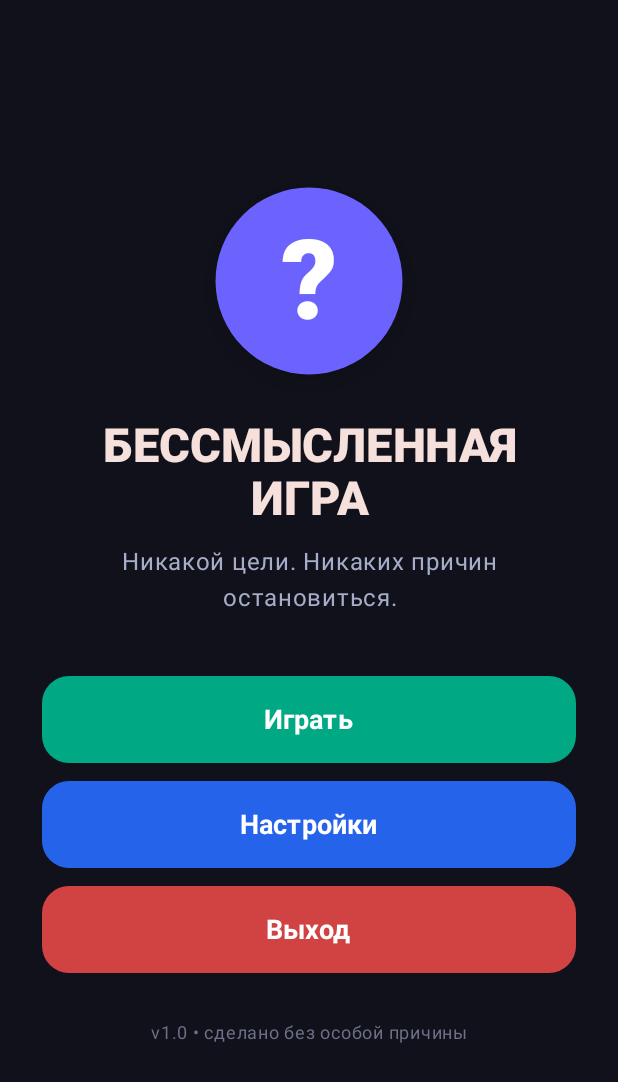
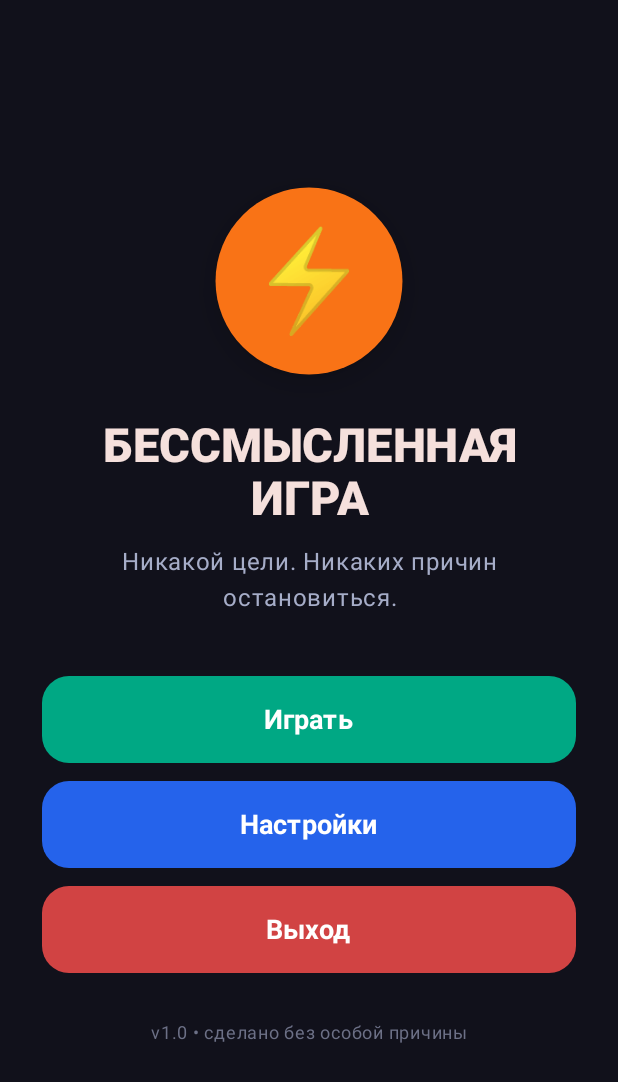
Before and after one commit to SustemFox/BessmyslennayaIgra, an Android app built with Jetpack Compose: the screen it shows after launch (MainActivity), after a tap on "← Меню", on a phone screen of 412 x 824 dp. Shown: the top 1082 px of the screen. Run offline under Robolectric (Android 15) with nearby library versions, the light colour scheme and no system bars; 3 other taps on this screen came first.

Commit message:
Persist score and settings between launches

```diff
--- a/app/src/main/java/com/sustemfox/bessmyslennayaigra/MainActivity.kt
+++ b/app/src/main/java/com/sustemfox/bessmyslennayaigra/MainActivity.kt
@@ -1,6 +1,7 @@
 package com.sustemfox.bessmyslennayaigra
 
 import android.app.Activity
+import android.content.Context
 import android.view.SoundEffectConstants
 import android.os.Bundle
 import android.view.HapticFeedbackConstants
@@ -45,15 +46,17 @@ private val ink = Color(0xFFF5E0DC)
 private val muted = Color(0xFFA6ADC8)
 
 @Composable private fun MeaninglessApp() {
+    val context = LocalView.current.context
+    val prefs = remember { context.getSharedPreferences("game_state", Context.MODE_PRIVATE) }
     var page by rememberSaveable { mutableStateOf("menu") }
-    var soundEnabled by rememberSaveable { mutableStateOf(true) }
-    val activity = LocalView.current.context as? Activity
+    var soundEnabled by remember { mutableStateOf(prefs.getBoolean("sound_enabled", true)) }
+    val activity = context as? Activity
     MaterialTheme(colorScheme = darkColorScheme(background = background, surface = surface)) {
         Surface(Modifier.fillMaxSize(), color = background) {
             AnimatedContent(targetState = page, transitionSpec = { fadeIn(tween(280)) togetherWith fadeOut(tween(180)) }, label = "page") { current ->
                 when (current) {
-                    "game" -> GameScreen(soundEnabled, onBack = { page = "menu" })
-                    "settings" -> SettingsScreen(soundEnabled, { soundEnabled = it }, { page = "menu" })
+                    "game" -> GameScreen(prefs.getInt("score", 0), soundEnabled, onScore = { prefs.edit().putInt("score", it).apply() }, onBack = { page = "menu" })
+                    "settings" -> SettingsScreen(soundEnabled, { soundEnabled = it; prefs.edit().putBoolean("sound_enabled", it).apply() }, { page = "menu" })
                     else -> MenuScreen(onPlay = { page = "game" }, onSettings = { page = "settings" }, onExit = { activity?.finish() })
                 }
             }
@@ -64,7 +67,7 @@ private val muted = Color(0xFFA6ADC8)
 @Composable private fun MenuScreen(onPlay: () -> Unit, onSettings: () -> Unit, onExit: () -> Unit) {
     val pulse by rememberInfiniteTransition(label = "logo").animateFloat(initialValue = 0.96f, targetValue = 1.04f, animationSpec = androidx.compose.animation.core.infiniteRepeatable(tween(1200, easing = FastOutSlowInEasing), androidx.compose.animation.core.RepeatMode.Reverse), label = "pulse")
     Column(Modifier.fillMaxSize().padding(28.dp), horizontalAlignment = Alignment.CenterHorizontally, verticalArrangement = Arrangement.Center) {
-        Surface(Modifier.size(128.dp).scale(pulse), CircleShape, color = Color(0xFF6C63FF), shadowElevation = 12.dp) { Box(contentAlignment = Alignment.Center) { Text("?", fontSize = 76.sp, fontWeight = FontWeight.Black, color = Color.White) } }
+        Surface(Modifier.size(128.dp).scale(pulse), CircleShape, color = Color(0xFFF97316), shadowElevation = 12.dp) { Box(contentAlignment = Alignment.Center) { Text("⚡", fontSize = 68.sp, fontWeight = FontWeight.Black, color = Color(0xFFFEF3C7)) } }
         Spacer(Modifier.height(28.dp))
         Text("БЕССМЫСЛЕННАЯ\nИГРА", textAlign = TextAlign.Center, color = ink, fontSize = 31.sp, lineHeight = 35.sp, fontWeight = FontWeight.Black)
         Text("Никакой цели. Никаких причин остановиться.", color = muted, textAlign = TextAlign.Center, modifier = Modifier.padding(top = 12.dp, bottom = 40.dp))
@@ -90,8 +93,8 @@ private val muted = Color(0xFFA6ADC8)
     }
 }
 
-@Composable private fun GameScreen(soundEnabled: Boolean, onBack: () -> Unit) {
-    var score by rememberSaveable { mutableIntStateOf(0) }; var phrase by rememberSaveable { mutableStateOf("Добро пожаловать в игру без цели.") }; var title by rememberSaveable { mutableStateOf("Нажми меня") }; var pressed by remember { mutableStateOf(false) }
+@Composable private fun GameScreen(savedScore: Int, soundEnabled: Boolean, onScore: (Int) -> Unit, onBack: () -> Unit) {
+    var score by rememberSaveable { mutableIntStateOf(savedScore) }; var phrase by rememberSaveable { mutableStateOf("Добро пожаловать в игру без цели.") }; var title by rememberSaveable { mutableStateOf("Нажми меня") }; var pressed by remember { mutableStateOf(false) }
     val scale by animateFloatAsState(if (pressed) 0.88f else 1f, tween(130, easing = FastOutSlowInEasing), label = "buttonScale")
     val color = listOf(Color(0xFFFF6B6B), Color(0xFF6C63FF), Color(0xFF00BFA6), Color(0xFFFFB703))[score % 4]
     val view = LocalView.current
@@ -102,7 +105,7 @@ private val muted = Color(0xFFA6ADC8)
         AnimatedContent(score, label = "score") { Text("$it", fontSize = 82.sp, fontWeight = FontWeight.Black, color = ink) }
         Text("единиц бессмысленности", color = muted)
         Spacer(Modifier.height(28.dp))
-        Surface(color = color, shape = CircleShape, shadowElevation = 12.dp, modifier = Modifier.size(220.dp).scale(scale).clickable { pressed = true; view.performHapticFeedback(HapticFeedbackConstants.KEYBOARD_TAP); if (soundEnabled) view.playSoundEffect(SoundEffectConstants.CLICK); score++; phrase = phrases.random(); title = titles.random(); pressed = false }) { Box(Modifier.fillMaxSize(), contentAlignment = Alignment.Center) { Text(title, color = Color.White, textAlign = TextAlign.Center, fontSize = 25.sp, fontWeight = FontWeight.Bold, modifier = Modifier.padding(20.dp)) } }
+        Surface(color = color, shape = CircleShape, shadowElevation = 12.dp, modifier = Modifier.size(220.dp).scale(scale).clickable { pressed = true; view.performHapticFeedback(HapticFeedbackConstants.KEYBOARD_TAP); if (soundEnabled) view.playSoundEffect(SoundEffectConstants.CLICK); score++; onScore(score); phrase = phrases.random(); title = titles.random(); pressed = false }) { Box(Modifier.fillMaxSize(), contentAlignment = Alignment.Center) { Text(title, color = Color.White, textAlign = TextAlign.Center, fontSize = 25.sp, fontWeight = FontWeight.Bold, modifier = Modifier.padding(20.dp)) } }
         Spacer(Modifier.height(30.dp))
         Surface(color = Color(0xFF313244), shape = RoundedCornerShape(18.dp), modifier = Modifier.fillMaxWidth().heightIn(min = 76.dp)) { Box(Modifier.padding(16.dp), contentAlignment = Alignment.Center) { Text(phrase, color = Color(0xFFCDD6F4), textAlign = TextAlign.Center) } }
         Spacer(Modifier.weight(1f)); Text("Рекорд: $score. Никому не рассказывай.", color = Color(0xFF6C7086), fontSize = 12.sp)
```
